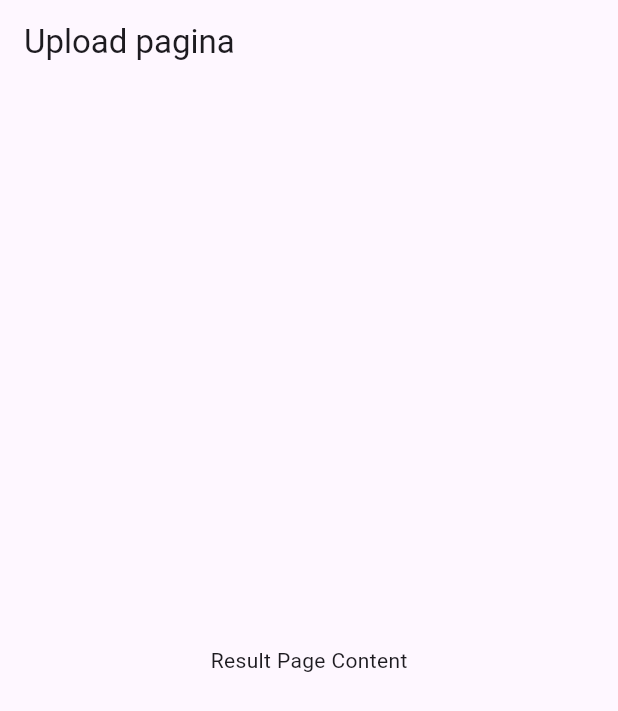
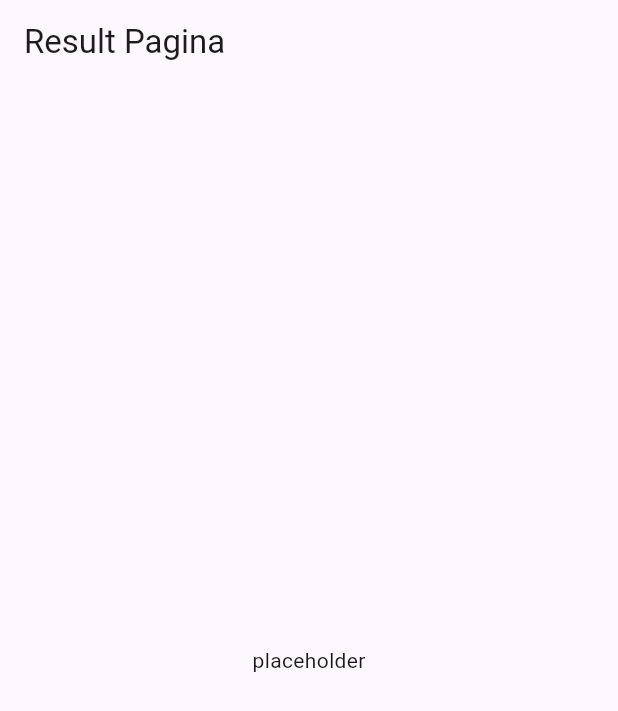
Before and after one commit to koen-sikkema/wound-recognition-frontend, a Flutter app: the ResultPage screen opened by its route, on a phone screen of 412 x 824 dp. Shown: the top 711 px of the screen. Run offline on Flutter 3.47's test engine with Material 3 defaults, Android fonts, the phone set to English and light mode, and no system bars; our stand-ins replace go_router.

Commit message:
[ADD] added more constants

```diff
--- a/wound_recognition_frontend/lib/pages/home_page.dart
+++ b/wound_recognition_frontend/lib/pages/home_page.dart
@@ -26,13 +26,13 @@ class _HomePageState extends State<HomePage> {
             ),
             ElevatedButton(
               onPressed: () => context.go(AppConstants.uploadURI),
-              child:  Text(AppStrings.uploadPage),
+              child:  const Text(AppStrings.uploadPage),
 
             ),
             const SizedBox(height: 5),
             ElevatedButton(
               onPressed: () => context.go(AppConstants.resultURI),
-                child:  Text(AppStrings.resultPage),
+                child:  const Text(AppStrings.resultPage),
             ),
           ],
         ),
--- a/wound_recognition_frontend/lib/pages/result_page.dart
+++ b/wound_recognition_frontend/lib/pages/result_page.dart
@@ -5,6 +5,7 @@ import 'package:wound_recognition_frontend/constants/app_strings.dart';
 
 
 class ResultPage extends StatefulWidget {
+  const ResultPage({super.key});
   // @TODO add the super key
   State<ResultPage> createState() => _ResultPageState();
 }
@@ -12,9 +13,9 @@ class ResultPage extends StatefulWidget {
 class _ResultPageState extends State<ResultPage> {
   @override
   Widget build(BuildContext context) {
-    return Scaffold(
-      appBar: const CustomAppBar(title: 'Upload pagina'),
-      body: const Center(child: Text('Result Page Content')),
+    return const Scaffold(
+      appBar: const CustomAppBar(title: AppStrings.resultPage),
+      body: const Center(child: Text('placeholder')),
     );
   }
 }
--- a/wound_recognition_frontend/lib/pages/upload_page.dart
+++ b/wound_recognition_frontend/lib/pages/upload_page.dart
@@ -5,7 +5,7 @@ import 'package:wound_recognition_frontend/constants/app_constants.dart';
 import 'package:wound_recognition_frontend/constants/app_strings.dart';
 
 class UploadPage extends StatefulWidget {
-  // @TODO add the super key
+  const UploadPage({super.key});
   State<UploadPage> createState() => _UploadPageState();
 }
 class _UploadPageState extends State<UploadPage> {
@@ -21,7 +21,7 @@ class _UploadPageState extends State<UploadPage> {
                 style: TextStyle(fontSize: 18, fontWeight: FontWeight.bold)
             ),
             ElevatedButton(
-              onPressed: () => context.go('/'),
+              onPressed: () => context.go(AppConstants.uploadURI),
               child: const Text(AppStrings.uploadButtonText),
             ),
           ],
--- a/wound_recognition_frontend/lib/routes/app_router.dart
+++ b/wound_recognition_frontend/lib/routes/app_router.dart
@@ -10,15 +10,15 @@ final GoRouter appRouter = GoRouter(
   routes: [
     GoRoute(
       path: AppConstants.homeURI,
-      builder: (context, state) => HomePage(),
+      builder: (context, state) => const HomePage(),
     ),
     GoRoute(
       path: AppConstants.uploadURI,
-      builder: (context, state) => UploadPage(),
+      builder: (context, state) => const UploadPage(),
     ),
     GoRoute(
       path: AppConstants.resultURI,
-      builder: (context, state) => ResultPage(),
+      builder: (context, state) => const ResultPage(),
     ),
   ],
 );
```
